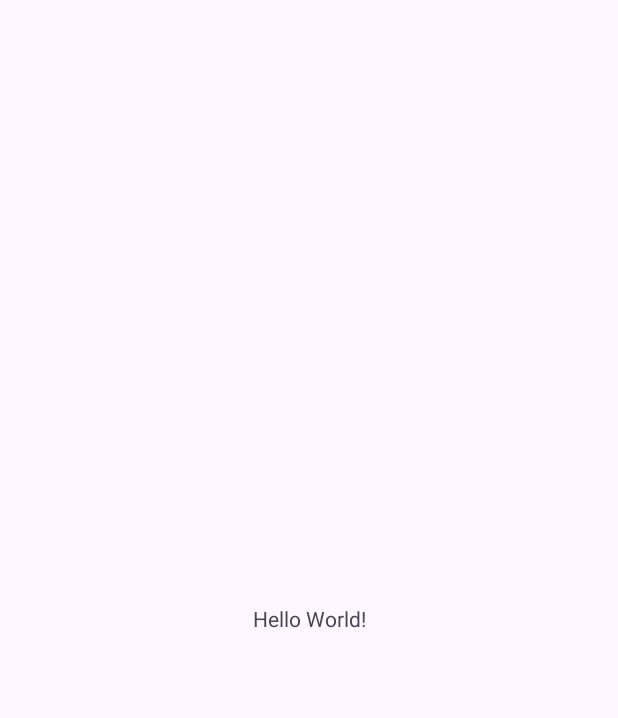
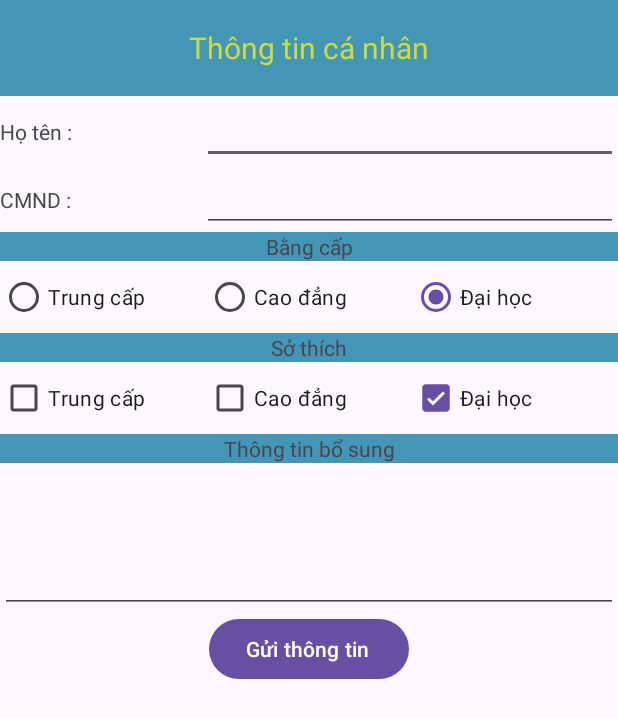
Before and after one commit to Davidpham310/CSE_PRACTICE, an Android app: the screen it shows after launch (MainActivity), on a phone screen of 412 x 824 dp. Before the commit the part shown is almost empty. Shown: the top 718 px of the screen. Run offline under Robolectric (Android 15) with nearby library versions, the light colour scheme and no system bars.

Commit message:
Create Interface

```diff
--- a/Ex08/app/src/main/res/layout/activity_main.xml
+++ b/Ex08/app/src/main/res/layout/activity_main.xml
@@ -5,15 +5,145 @@
     android:id="@+id/main"
     android:layout_width="match_parent"
     android:layout_height="match_parent"
-    tools:context=".MainActivity">
+    tools:context=".MainActivity"
+    android:fitsSystemWindows="true">
 
-    <TextView
-        android:layout_width="wrap_content"
+    <androidx.appcompat.widget.Toolbar
+        android:id="@+id/toolbar"
+        android:layout_width="match_parent"
         android:layout_height="wrap_content"
-        android:text="Hello World!"
-        app:layout_constraintBottom_toBottomOf="parent"
+        android:background="#4496B6"
         app:layout_constraintEnd_toEndOf="parent"
         app:layout_constraintStart_toStartOf="parent"
-        app:layout_constraintTop_toTopOf="parent" />
+        app:layout_constraintTop_toTopOf="parent"
+        app:popupTheme="@style/ThemeOverlay.AppCompat.Light">
+
+        <TextView
+            android:layout_width="wrap_content"
+            android:layout_height="wrap_content"
+            android:layout_gravity="center"
+            android:text="Thông tin cá nhân"
+            android:textColor="#CDDC39"
+            android:textSize="20sp"
+            tools:ignore="HardcodedText" />
+    </androidx.appcompat.widget.Toolbar>
+
+    <LinearLayout
+        android:layout_width="match_parent"
+        android:layout_height="wrap_content"
+        android:orientation="vertical"
+        app:layout_constraintTop_toBottomOf="@+id/toolbar">
+
+        <TableLayout
+            android:layout_width="match_parent"
+            android:layout_height="wrap_content"
+            android:stretchColumns="0">
+
+            <TableRow>
+                <TextView
+                    android:layout_width="wrap_content"
+                    android:layout_height="wrap_content"
+                    android:text="Họ tên :"
+                    tools:ignore="HardcodedText" />
+                <EditText
+                    android:layout_height="wrap_content"
+                    android:layout_width="wrap_content"
+                    android:ems="13"
+                    android:inputType="text"/>
+            </TableRow>
+            <TableRow>
+                <TextView
+                    android:layout_width="wrap_content"
+                    android:layout_height="wrap_content"
+                    android:text="CMND : "
+                    tools:ignore="HardcodedText" />
+                <EditText
+                    android:layout_height="wrap_content"
+                    android:layout_width="wrap_content"
+                    android:ems="13"
+                    android:maxLength="9"
+                    android:inputType="text"/>
+            </TableRow>
+        </TableLayout>
+        <TextView
+            android:layout_width="match_parent"
+            android:layout_height="wrap_content"
+            android:text="Bằng cấp"
+            android:gravity="center"
+            android:background="#4496B6"
+            tools:ignore="HardcodedText" />
+        <LinearLayout
+            android:layout_width="match_parent"
+            android:layout_height="wrap_content">
+            <RadioButton
+                android:layout_width="0dp"
+                android:layout_weight="1"
+                android:layout_height="wrap_content"
+                android:text="Trung cấp"
+                tools:ignore="HardcodedText" />
+            <RadioButton
+                android:layout_width="0dp"
+                android:layout_weight="1"
+                android:layout_height="wrap_content"
+                android:text="Cao đẳng"
+                tools:ignore="HardcodedText" />
+            <RadioButton
+                android:layout_width="0dp"
+                android:layout_weight="1"
+                android:layout_height="wrap_content"
+                android:text="Đại học"
+                android:checked="true"
+                tools:ignore="HardcodedText" />
+        </LinearLayout>
+        <TextView
+            android:layout_width="match_parent"
+            android:layout_height="wrap_content"
+            android:text="Sở thích"
+            android:gravity="center"
+            android:background="#4496B6"
+            tools:ignore="HardcodedText" />
+        <LinearLayout
+            android:layout_width="match_parent"
+            android:layout_height="wrap_content">
+            <CheckBox
+                android:layout_width="0dp"
+                android:layout_weight="1"
+                android:layout_height="wrap_content"
+                android:text="Trung cấp"
+                tools:ignore="HardcodedText" />
+            <CheckBox
+                android:layout_width="0dp"
+                android:layout_weight="1"
+                android:layout_height="wrap_content"
+                android:text="Cao đẳng"
+                tools:ignore="HardcodedText" />
+            <CheckBox
+                android:layout_width="0dp"
+                android:layout_weight="1"
+                android:layout_height="wrap_content"
+                android:text="Đại học"
+                android:checked="true"
+                tools:ignore="HardcodedText" />
+        </LinearLayout>
+        <TextView
+            android:layout_width="match_parent"
+            android:layout_height="wrap_content"
+            android:text="Thông tin bổ sung"
+            android:gravity="center"
+            android:background="#4496B6"
+            tools:ignore="HardcodedText" />
+        <EditText
+            android:layout_width="match_parent"
+            android:layout_height="100dp"
+            android:inputType="textMultiLine"
+            android:maxLines="5"
+            android:gravity="top"
+            android:scrollbars="vertical"/>
+        <Button
+            android:layout_gravity="center"
+            android:text="Gửi thông tin "
+            android:layout_width="wrap_content"
+            android:layout_height="wrap_content"/>
+    </LinearLayout>
 
 </androidx.constraintlayout.widget.ConstraintLayout>
```
